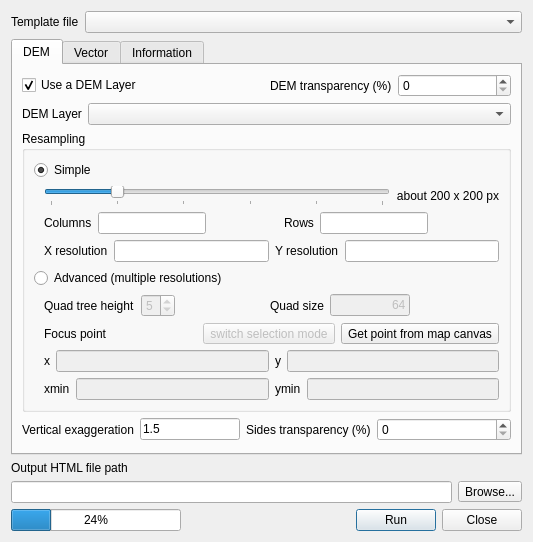
minorua/Qgis2threejs, file qgis2threejsdialog.ui: the form before one commit.
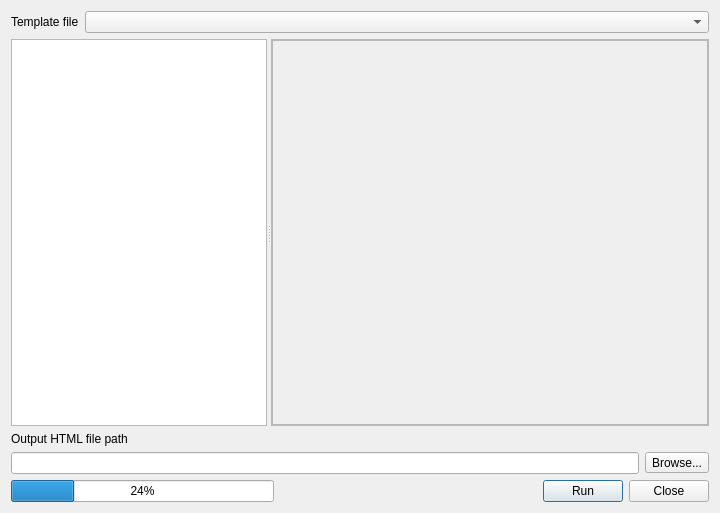
The form after the commit.

Commit message: new gui: integrate contents of tabs into a tree widget and properties panel

The edit to the form file:
```diff
--- a/qgis2threejsdialog.ui
+++ b/qgis2threejsdialog.ui
@@ -6,8 +6,8 @@
    <rect>
     <x>0</x>
     <y>0</y>
-    <width>533</width>
-    <height>542</height>
+    <width>720</width>
+    <height>513</height>
    </rect>
   </property>
   <property name="sizePolicy">
@@ -23,792 +23,116 @@
    <item row="3" column="0">
     <layout class="QVBoxLayout" name="verticalLayout">
      <item>
-      <widget class="QTabWidget" name="tabWidget">
-       <property name="currentIndex">
-        <number>0</number>
+      <layout class="QFormLayout" name="formLayout_3">
+       <property name="fieldGrowthPolicy">
+        <enum>QFormLayout::AllNonFixedFieldsGrow</enum>
        </property>
-       <widget class="QWidget" name="tabDEM">
-        <attribute name="title">
-         <string>DEM</string>
+       <item row="0" column="0">
+        <widget class="QLabel" name="label">
+         <property name="text">
+          <string>Template file</string>
+         </property>
+        </widget>
+       </item>
+       <item row="0" column="1">
+        <widget class="QComboBox" name="comboBox_Template">
+         <property name="sizePolicy">
+          <sizepolicy hsizetype="Expanding" vsizetype="Fixed">
+           <horstretch>0</horstretch>
+           <verstretch>0</verstretch>
+          </sizepolicy>
+         </property>
+        </widget>
+       </item>
+      </layout>
+     </item>
+     <item>
+      <widget class="QSplitter" name="splitter">
+       <property name="sizePolicy">
+        <sizepolicy hsizetype="Expanding" vsizetype="Expanding">
+         <horstretch>0</horstretch>
+         <verstretch>0</verstretch>
+        </sizepolicy>
+       </property>
+       <property name="orientation">
+        <enum>Qt::Horizontal</enum>
+       </property>
+       <widget class="QTreeWidget" name="treeWidget">
+        <property name="sizePolicy">
+         <sizepolicy hsizetype="Preferred" vsizetype="Expanding">
+          <horstretch>0</horstretch>
+          <verstretch>0</verstretch>
+         </sizepolicy>
+        </property>
+        <property name="minimumSize">
+         <size>
+          <width>150</width>
+          <height>0</height>
+         </size>
+        </property>
+        <attribute name="headerVisible">
+         <bool>false</bool>
         </attribute>
-        <layout class="QGridLayout" name="gridLayout_18">
-         <item row="0" column="0">
-          <layout class="QVBoxLayout" name="verticalLayout_9">
-           <item>
-            <layout class="QVBoxLayout" name="verticalLayout_8">
-             <item>
-              <layout class="QHBoxLayout" name="horizontalLayout_17">
-               <item>
-                <widget class="QCheckBox" name="checkBox_useDEM">
-                 <property name="text">
-                  <string>Use a DEM Layer</string>
-                 </property>
-                 <property name="checked">
-                  <bool>true</bool>
-                 </property>
-                 <property name="tristate">
-                  <bool>false</bool>
-                 </property>
-                </widget>
-               </item>
-               <item>
-                <layout class="QFormLayout" name="formLayout">
-                 <item row="0" column="0">
-                  <widget class="QLabel" name="label_17">
-                   <property name="text">
-                    <string>DEM transparency (%)</string>
-                   </property>
-                  </widget>
-                 </item>
-                 <item row="0" column="1">
-                  <widget class="QSpinBox" name="spinBox_demtransp">
-                   <property name="enabled">
-                    <bool>true</bool>
-                   </property>
-                   <property name="prefix">
-                    <string extracomment="%"/>
-                   </property>
-                   <property name="minimum">
-                    <number>0</number>
-                   </property>
-                   <property name="maximum">
-                    <number>100</number>
-                   </property>
-                   <property name="singleStep">
-                    <number>10</number>
-                   </property>
-                   <property name="value">
-                    <number>0</number>
-                   </property>
-                  </widget>
-                 </item>
-                </layout>
-               </item>
-              </layout>
-             </item>
-             <item>
-              <layout class="QFormLayout" name="formLayout_6">
-               <item row="0" column="0">
-                <widget class="QLabel" name="label_2">
-                 <property name="text">
-                  <string>DEM Layer</string>
-                 </property>
-                </widget>
-               </item>
-               <item row="0" column="1">
-                <widget class="QComboBox" name="comboBox_DEMLayer">
-                 <property name="sizePolicy">
-                  <sizepolicy hsizetype="Expanding" vsizetype="Fixed">
-                   <horstretch>0</horstretch>
-                   <verstretch>0</verstretch>
-                  </sizepolicy>
-                 </property>
-                </widget>
-               </item>
-              </layout>
-             </item>
-            </layout>
-           </item>
-           <item>
-            <widget class="QGroupBox" name="groupBox">
-             <property name="title">
-              <string>Resampling</string>
-             </property>
-             <layout class="QGridLayout" name="gridLayout_2">
-              <item row="1" column="0">
-               <layout class="QVBoxLayout" name="verticalLayout_2">
-                <property name="leftMargin">
-                 <number>10</number>
-                </property>
-                <item>
-                 <layout class="QHBoxLayout" name="horizontalLayout">
-                  <item>
-                   <widget class="QSlider" name="horizontalSlider_Resolution">
-                    <property name="enabled">
-                     <bool>true</bool>
-                    </property>
-                    <property name="minimum">
-                     <number>1</number>
-                    </property>
-                    <property name="maximum">
-                     <number>6</number>
-                    </property>
-                    <property name="singleStep">
-                     <number>1</number>
-                    </property>
-                    <property name="pageStep">
-                     <number>1</number>
-                    </property>
-                    <property name="value">
-                     <number>2</number>
-                    </property>
-                    <property name="orientation">
-                     <enum>Qt::Horizontal</enum>
-                    </property>
-                    <property name="tickPosition">
-                     <enum>QSlider::TicksBelow</enum>
-                    </property>
-                    <property name="tickInterval">
-                     <number>1</number>
-                    </property>
-                   </widget>
-                  </item>
-                  <item>
-                   <widget class="QLabel" name="label_Resolution">
-                    <property name="minimumSize">
-                     <size>
-                      <width>80</width>
-                      <height>0</height>
-                     </size>
-                    </property>
-                    <property name="text">
-                     <string>about 200 x 200 px</string>
-                    </property>
-                    <property name="alignment">
-                     <set>Qt::AlignRight|Qt::AlignTrailing|Qt::AlignVCenter</set>
-                    </property>
-                   </widget>
-                  </item>
-                 </layout>
-                </item>
-                <item>
-                 <layout class="QHBoxLayout" name="horizontalLayout_3">
-                  <item>
-                   <widget class="QLabel" name="label_4">
-                    <property name="text">
-                     <string>Columns</string>
-                    </property>
-                   </widget>
-                  </item>
-                  <item>
-                   <widget class="QLineEdit" name="lineEdit_Width">
-                    <property name="enabled">
-                     <bool>true</bool>
-                    </property>
-                    <property name="readOnly">
-                     <bool>true</bool>
-                    </property>
-                   </widget>
-                  </item>
-                  <item>
-                   <spacer name="horizontalSpacer_3">
-                    <property name="orientation">
-                     <enum>Qt::Horizontal</enum>
-                    </property>
-                    <property name="sizeHint" stdset="0">
-                     <size>
-                      <width>40</width>
-                      <height>20</height>
-                     </size>
-                    </property>
-                   </spacer>
-                  </item>
-                  <item>
-                   <widget class="QLabel" name="label_5">
-                    <property name="text">
-                     <string>Rows</string>
-                    </property>
-                   </widget>
-                  </item>
-                  <item>
-                   <widget class="QLineEdit" name="lineEdit_Height">
-                    <property name="enabled">
-                     <bool>true</bool>
-                    </property>
-                    <property name="readOnly">
-                     <bool>true</bool>
-                    </property>
-                   </widget>
-                  </item>
-                  <item>
-                   <spacer name="horizontalSpacer_4">
-                    <property name="orientation">
-                     <enum>Qt::Horizontal</enum>
-                    </property>
-                    <property name="sizeHint" stdset="0">
-                     <size>
-                      <width>40</width>
-                      <height>20</height>
-                     </size>
-                    </property>
-                   </spacer>
-                  </item>
-                 </layout>
-                </item>
-                <item>
-                 <layout class="QHBoxLayout" name="horizontalLayout_4">
-                  <item>
-                   <widget class="QLabel" name="label_8">
-                    <property name="text">
-                     <string>X resolution</string>
-                    </property>
-                   </widget>
-                  </item>
-                  <item>
-                   <widget class="QLineEdit" name="lineEdit_HRes">
-                    <property name="enabled">
-                     <bool>true</bool>
-                    </property>
-                    <property name="sizePolicy">
-                     <sizepolicy hsizetype="Expanding" vsizetype="Fixed">
-                      <horstretch>0</horstretch>
-                      <verstretch>0</verstretch>
-                     </sizepolicy>
-                    </property>
-                    <property name="readOnly">
-                     <bool>true</bool>
-                    </property>
-                   </widget>
-                  </item>
-                  <item>
-                   <widget class="QLabel" name="label_9">
-                    <property name="text">
-                     <string>Y resolution</string>
-                    </property>
-                   </widget>
-                  </item>
-                  <item>
-                   <widget class="QLineEdit" name="lineEdit_VRes">
-                    <property name="enabled">
-                     <bool>true</bool>
-                    </property>
-                    <property name="readOnly">
-                     <bool>true</bool>
-                    </property>
-                   </widget>
-                  </item>
-                 </layout>
-                </item>
-               </layout>
-              </item>
-              <item row="2" column="0">
-               <widget class="QRadioButton" name="radioButton_Advanced">
-                <property name="text">
-                 <string>Advanced (multiple resolutions)</string>
-                </property>
-               </widget>
-              </item>
-              <item row="0" column="0">
-               <widget class="QRadioButton" name="radioButton_Simple">
-                <property name="text">
-                 <string>Simple</string>
-                </property>
-                <property name="checked">
-                 <bool>true</bool>
-                </property>
-               </widget>
-              </item>
-              <item row="3" column="0">
-               <layout class="QVBoxLayout" name="verticalLayout_4">
-                <property name="leftMargin">
-                 <number>10</number>
-                </property>
-                <item>
-                 <layout class="QHBoxLayout" name="horizontalLayout_5">
-                  <item>
-                   <widget class="QLabel" name="label_11">
-                    <property name="text">
-                     <string>Quad tree height</string>
-                    </property>
-                   </widget>
-                  </item>
-                  <item>
-                   <widget class="QSpinBox" name="spinBox_Height">
-                    <property name="enabled">
-                     <bool>false</bool>
-                    </property>
-                    <property name="minimum">
-                     <number>1</number>
-                    </property>
-                    <property name="maximum">
-                     <number>8</number>
-                    </property>
-                    <property name="value">
-                     <number>5</number>
-                    </property>
-                   </widget>
-                  </item>
-                  <item>
-                   <spacer name="horizontalSpacer_2">
-                    <property name="orientation">
-                     <enum>Qt::Horizontal</enum>
-                    </property>
-                    <property name="sizeHint" stdset="0">
-                     <size>
-                      <width>40</width>
-                      <height>20</height>
-                     </size>
-                    </property>
-                   </spacer>
-                  </item>
-                  <item>
-                   <widget class="QLabel" name="label_10">
-                    <property name="text">
-                     <string>Quad size</string>
-                    </property>
-                   </widget>
-                  </item>
-                  <item>
-                   <widget class="QLineEdit" name="lineEdit">
-                    <property name="enabled">
-                     <bool>false</bool>
-                    </property>
-                    <property name="sizePolicy">
-                     <sizepolicy hsizetype="Preferred" vsizetype="Fixed">
-                      <horstretch>0</horstretch>
-                      <verstretch>0</verstretch>
-                     </sizepolicy>
-                    </property>
-                    <property name="maximumSize">
-                     <size>
-                      <width>80</width>
-                      <height>16777215</height>
-                     </size>
-                    </property>
-                    <property name="text">
-                     <string>64</string>
-                    </property>
-                    <property name="alignment">
-                     <set>Qt::AlignRight|Qt::AlignTrailing|Qt::AlignVCenter</set>
-                    </property>
-                   </widget>
-                  </item>
-                  <item>
-                   <spacer name="horizontalSpacer">
-                    <property name="orientation">
-                     <enum>Qt::Horizontal</enum>
-                    </property>
-                    <property name="sizeHint" stdset="0">
-                     <size>
-                      <width>40</width>
-                      <height>20</height>
-                     </size>
-                    </property>
-                   </spacer>
-                  </item>
-                 </layout>
-                </item>
-                <item>
-                 <layout class="QHBoxLayout" name="horizontalLayout_8">
-                  <item>
-                   <widget class="QLabel" name="label_Focus">
-                    <property name="text">
-                     <string>Focus point</string>
-                    </property>
-                   </widget>
-                  </item>
-                  <item>
-                   <widget class="QToolButton" name="toolButton_switchFocusMode">
-                    <property name="enabled">
-                     <bool>false</bool>
-                    </property>
-                    <property name="text">
-                     <string>switch selection mode</string>
-                    </property>
-                   </widget>
-                  </item>
-                  <item>
-                   <widget class="QToolButton" name="toolButton_PointTool">
-                    <property name="text">
-                     <string>Get point from map canvas</string>
-                    </property>
-                   </widget>
-                  </item>
-                 </layout>
-                </item>
-                <item>
-                 <layout class="QHBoxLayout" name="horizontalLayout_6">
-                  <item>
-                   <widget class="QLabel" name="label_xmax">
-                    <property name="text">
-                     <string>x</string>
-                    </property>
-                   </widget>
-                  </item>
-                  <item>
-                   <widget class="QLineEdit" name="lineEdit_xmax">
-                    <property name="enabled">
-                     <bool>false</bool>
-                    </property>
-                    <property name="inputMethodHints">
-                     <set>Qt::ImhDigitsOnly</set>
-                    </property>
-                    <property name="readOnly">
-                     <bool>true</bool>
-                    </property>
-                   </widget>
-                  </item>
-                  <item>
-                   <widget class="QLabel" name="label_ymax">
-                    <property name="text">
-                     <string>y</string>
-                    </property>
-                   </widget>
-                  </item>
-                  <item>
-                   <widget class="QLineEdit" name="lineEdit_ymax">
-                    <property name="enabled">
-                     <bool>false</bool>
-                    </property>
-                    <property name="inputMethodHints">
-                     <set>Qt::ImhDigitsOnly</set>
-                    </property>
-                    <property name="readOnly">
-                     <bool>true</bool>
-                    </property>
-                   </widget>
-                  </item>
-                 </layout>
-                </item>
-                <item>
-                 <layout class="QHBoxLayout" name="horizontalLayout_9">
-                  <item>
-                   <widget class="QLabel" name="label_xmin">
-                    <property name="enabled">
-                     <bool>true</bool>
-                    </property>
-                    <property name="text">
-                     <string>xmin</string>
-                    </property>
-                   </widget>
-                  </item>
-                  <item>
-                   <widget class="QLineEdit" name="lineEdit_xmin">
-                    <property name="enabled">
-                     <bool>false</bool>
-                    </property>
-                    <property name="inputMethodHints">
-                     <set>Qt::ImhDigitsOnly</set>
-                    </property>
-                    <property name="readOnly">
-                     <bool>true</bool>
-                    </property>
-                   </widget>
-                  </item>
-                  <item>
-                   <widget class="QLabel" name="label_ymin">
-                    <property name="text">
-                     <string>ymin</string>
-                    </property>
-                   </widget>
-                  </item>
-                  <item>
-                   <widget class="QLineEdit" name="lineEdit_ymin">
-                    <property name="enabled">
-                     <bool>false</bool>
-                    </property>
-                    <property name="inputMethodHints">
-                     <set>Qt::ImhDigitsOnly</set>
-                    </property>
-                    <property name="readOnly">
-                     <bool>true</bool>
-                    </property>
-                   </widget>
-                  </item>
-                 </layout>
-                </item>
-               </layout>
-              </item>
-             </layout>
-            </widget>
-           </item>
-           <item>
-            <layout class="QHBoxLayout" name="horizontalLayout_18">
-             <item>
-              <widget class="QLabel" name="label_15">
-               <property name="text">
-                <string>Vertical exaggeration</string>
-               </property>
-              </widget>
-             </item>
-             <item>
-              <widget class="QLineEdit" name="lineEdit_zFactor">
-               <property name="sizePolicy">
-                <sizepolicy hsizetype="Expanding" vsizetype="Fixed">
-                 <horstretch>0</horstretch>
-                 <verstretch>0</verstretch>
-                </sizepolicy>
-               </property>
-               <property name="maximumSize">
-                <size>
-                 <width>100</width>
-                 <height>16777215</height>
-                </size>
-               </property>
-               <property name="inputMethodHints">
-                <set>Qt::ImhDigitsOnly</set>
-               </property>
-               <property name="text">
-                <string>1.5</string>
-               </property>
-               <property name="alignment">
-                <set>Qt::AlignLeading|Qt::AlignLeft|Qt::AlignVCenter</set>
-               </property>
-              </widget>
-             </item>
-             <item>
-              <widget class="QLabel" name="label_16">
-               <property name="text">
-                <string>Sides transparency (%)</string>
-               </property>
-              </widget>
-             </item>
-             <item>
-              <widget class="QSpinBox" name="spinBox_sidetransp">
-               <property name="enabled">
-                <bool>true</bool>
-               </property>
-               <property name="sizePolicy">
-                <sizepolicy hsizetype="Expanding" vsizetype="Fixed">
-                 <horstretch>0</horstretch>
-                 <verstretch>0</verstretch>
-                </sizepolicy>
-               </property>
-               <property name="prefix">
-                <string extracomment="%"/>
-               </property>
-               <property name="minimum">
-                <number>0</number>
-               </property>
-               <property name="maximum">
-                <number>100</number>
-               </property>
-               <property name="singleStep">
-                <number>10</number>
-               </property>
-               <property name="value">
-                <number>0</number>
-               </property>
-              </widget>
-             </item>
-            </layout>
-           </item>
-           <item>
-            <spacer name="verticalSpacer_3">
-             <property name="orientation">
-              <enum>Qt::Vertical</enum>
-             </property>
-             <property name="sizeHint" stdset="0">
-              <size>
-               <width>20</width>
-               <height>40</height>
-              </size>
-             </property>
-            </spacer>
-           </item>
-          </layout>
-         </item>
-        </layout>
+        <column>
+         <property name="text">
+          <string notr="true">1</string>
+         </property>
+        </column>
        </widget>
-       <widget class="QWidget" name="tab_2">
-        <attribute name="title">
-         <string>Vector</string>
-        </attribute>
-        <layout class="QGridLayout" name="gridLayout_7">
+       <widget class="QFrame" name="frame">
+        <property name="sizePolicy">
+         <sizepolicy hsizetype="Preferred" vsizetype="Preferred">
+          <horstretch>1</horstretch>
+          <verstretch>0</verstretch>
+         </sizepolicy>
+        </property>
+        <property name="minimumSize">
+         <size>
+          <width>300</width>
+          <height>0</height>
+         </size>
+        </property>
+        <property name="frameShape">
+         <enum>QFrame::StyledPanel</enum>
+        </property>
+        <property name="frameShadow">
+         <enum>QFrame::Raised</enum>
+        </property>
+        <layout class="QGridLayout" name="gridLayout_12">
+         <property name="margin">
+          <number>0</number>
+         </property>
          <item row="0" column="0">
-          <layout class="QGridLayout" name="gridLayout_6">
-           <item row="0" column="0">
-            <widget class="QTreeWidget" name="treeWidget_VectorLayers">
-             <column>
-              <property name="text">
-               <string notr="true">1</string>
-              </property>
-             </column>
-            </widget>
-           </item>
-           <item row="0" column="1">
-            <layout class="QVBoxLayout" name="verticalLayout_5">
-             <item>
-              <widget class="QScrollArea" name="scrollArea">
-               <property name="sizePolicy">
-                <sizepolicy hsizetype="Preferred" vsizetype="Expanding">
-                 <horstretch>0</horstretch>
-                 <verstretch>0</verstretch>
-                </sizepolicy>
-               </property>
-               <property name="minimumSize">
-                <size>
-                 <width>240</width>
-                 <height>0</height>
-                </size>
-               </property>
-               <property name="widgetResizable">
-                <bool>true</bool>
-               </property>
-               <widget class="QWidget" name="scrollAreaWidgetContents">
-                <property name="geometry">
-                 <rect>
-                  <x>0</x>
-                  <y>0</y>
-                  <width>238</width>
-                  <height>368</height>
-                 </rect>
-                </property>
-                <layout class="QGridLayout" name="gridLayout_10">
-                 <item row="0" column="0">
-                  <widget class="QGroupBox" name="groupBox_zCoordinate">
-                   <property name="title">
-                    <string>Z coordinate</string>
-                   </property>
-                   <layout class="QGridLayout" name="gridLayout_9">
-                    <property name="margin">
-                     <number>3</number>
-                    </property>
-                    <item row="1" column="0">
-                     <layout class="QVBoxLayout" name="verticalLayout_zCoordinate"/>
-                    </item>
-                   </layout>
-                  </widget>
-                 </item>
-                 <item row="1" column="0">
-                  <widget class="QGroupBox" name="groupBox_Styles">
-                   <property name="sizePolicy">
-                    <sizepolicy hsizetype="Preferred" vsizetype="Preferred">
-                     <horstretch>0</horstretch>
-                     <verstretch>0</verstretch>
-                    </sizepolicy>
-                   </property>
-                   <property name="minimumSize">
-                    <size>
-                     <width>0</width>
-                     <height>0</height>
-                    </size>
-                   </property>
-                   <property name="title">
-                    <string>Styles</string>
-                   </property>
-                   <layout class="QGridLayout" name="gridLayout_8">
-                    <property name="margin">
-                     <number>3</number>
-                    </property>
-                    <item row="0" column="0">
-                     <layout class="QVBoxLayout" name="verticalLayout_Styles">
-                      <item>
-                       <layout class="QFormLayout" name="formLayout_4">
-                        <item row="0" column="0">
-                         <widget class="QLabel" name="label_ObjectType">
-                          <property name="minimumSize">
-                           <size>
-                            <width>60</width>
-                            <height>0</height>
-                           </size>
-                          </property>
-                          <property name="text">
-                           <string>Object type</string>
-                          </property>
-                         </widget>
-                        </item>
-                        <item row="0" column="1">
-                         <widget class="QComboBox" name="comboBox_ObjectType">
-                          <property name="sizePolicy">
-                           <sizepolicy hsizetype="Expanding" vsizetype="Fixed">
-                            <horstretch>0</horstretch>
-                            <verstretch>0</verstretch>
-                           </sizepolicy>
-                          </property>
-                         </widget>
-                        </item>
-                       </layout>
-                      </item>
-                     </layout>
-                    </item>
-                   </layout>
-                  </widget>
-                 </item>
-                 <item row="2" column="0">
-                  <spacer name="verticalSpacer">
-                   <property name="orientation">
-                    <enum>Qt::Vertical</enum>
-                   </property>
-                   <property name="sizeHint" stdset="0">
-                    <size>
-                     <width>20</width>
-                     <height>40</height>
-                    </size>
-                   </property>
-                  </spacer>
-                 </item>
-                </layout>
-               </widget>
-              </widget>
-             </item>
-            </layout>
-           </item>
-          </layout>
-         </item>
-        </layout>
-       </widget>
-       <widget class="QWidget" name="tab">
-        <attribute name="title">
-         <string>Information</string>
-        </attribute>
-        <layout class="QGridLayout" name="gridLayout_5">
-         <item row="0" column="0">
-          <widget class="QGroupBox" name="groupBox_2">
-           <property name="title">
-            <string>Current map canvas</string>
+          <widget class="QScrollArea" name="scrollArea_2">
+           <property name="widgetResizable">
+            <bool>true</bool>
            </property>
-           <layout class="QGridLayout" name="gridLayout_3">
-            <item row="0" column="0">
-             <layout class="QFormLayout" name="formLayout_2">
-              <item row="0" column="0">
-               <widget class="QLabel" name="label_6">
-                <property name="text">
-                 <string>Extent</string>
-                </property>
-               </widget>
-              </item>
-              <item row="0" column="1">
-               <widget class="QLineEdit" name="lineEdit_MapCanvasExtent">
-                <property name="enabled">
-                 <bool>true</bool>
-                </property>
-                <property name="focusPolicy">
-                 <enum>Qt::NoFocus</enum>
-                </property>
-                <property name="readOnly">
-                 <bool>true</bool>
-                </property>
-               </widget>
-              </item>
-              <item row="1" column="0">
-               <widget class="QLabel" name="label_7">
-                <property name="text">
-                 <string>Size</string>
-                </property>
-               </widget>
-              </item>
-              <item row="1" column="1">
-               <widget class="QLineEdit" name="lineEdit_MapCanvasSize">
-                <property name="enabled">
-                 <bool>true</bool>
-                </property>
-                <property name="focusPolicy">
-                 <enum>Qt::NoFocus</enum>
-                </property>
-                <property name="readOnly">
-                 <bool>true</bool>
-                </property>
-               </widget>
-              </item>
-             </layout>
-            </item>
-           </layout>
+           <widget class="QWidget" name="scrollAreaWidgetContents_2">
+            <property name="geometry">
+             <rect>
+              <x>0</x>
+              <y>0</y>
+              <width>435</width>
+              <height>384</height>
+             </rect>
+            </property>
+            <property name="sizePolicy">
+             <sizepolicy hsizetype="Expanding" vsizetype="Preferred">
+              <horstretch>0</horstretch>
+              <verstretch>0</verstretch>
+             </sizepolicy>
+            </property>
+            <layout class="QGridLayout" name="gridLayout_13">
+             <property name="margin">
+              <number>0</number>
+             </property>
+             <item row="0" column="0">
+              <layout class="QVBoxLayout" name="propertyPagesContainer"/>
+             </item>
+            </layout>
+           </widget>
           </widget>
          </item>
-         <item row="1" column="0">
-          <spacer name="verticalSpacer_2">
-           <property name="orientation">
-            <enum>Qt::Vertical</enum>
-           </property>
-           <property name="sizeHint" stdset="0">
-            <size>
-             <width>20</width>
-             <height>40</height>
-            </size>
-           </property>
-          </spacer>
-         </item>
         </layout>
        </widget>
       </widget>
@@ -886,27 +210,6 @@
      </item>
     </layout>
    </item>
-   <item row="2" column="0">
-    <layout class="QFormLayout" name="formLayout_3">
-     <item row="0" column="0">
-      <widget class="QLabel" name="label">
-       <property name="text">
-        <string>Template file</string>
-       </property>
-      </widget>
-     </item>
-     <item row="0" column="1">
-      <widget class="QComboBox" name="comboBox_Template">
-       <property name="sizePolicy">
-        <sizepolicy hsizetype="Expanding" vsizetype="Fixed">
-         <horstretch>0</horstretch>
-         <verstretch>0</verstretch>
-        </sizepolicy>
-       </property>
-      </widget>
-     </item>
-    </layout>
-   </item>
   </layout>
  </widget>
  <resources/>
```
The commit also changes 13 other files.
